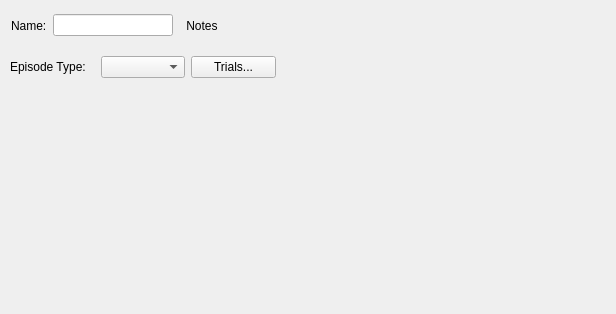
Before: the Qt Designer form src/scipyen/gui/widgets/recordingepisodewidget.ui in ctigaret/scipyen, drawn with Qt 5.
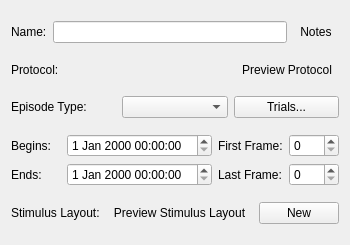
After: the same form once the commit is applied. Icons and pictures are not drawn.

What changed in the file:
```diff
--- a/src/scipyen/gui/widgets/recordingepisodewidget.ui
+++ b/src/scipyen/gui/widgets/recordingepisodewidget.ui
@@ -6,22 +6,15 @@
    <rect>
     <x>0</x>
     <y>0</y>
-    <width>616</width>
-    <height>314</height>
+    <width>345</width>
+    <height>245</height>
    </rect>
   </property>
   <property name="windowTitle">
    <string>Form</string>
   </property>
-  <widget class="QWidget" name="">
-   <property name="geometry">
-    <rect>
-     <x>11</x>
-     <y>10</y>
-     <width>214</width>
-     <height>31</height>
-    </rect>
-   </property>
+  <layout class="QVBoxLayout" name="verticalLayout">
+   <item>
    <layout class="QHBoxLayout" name="horizontalLayout">
     <item>
      <widget class="QLabel" name="label">
@@ -59,16 +52,54 @@
      </widget>
     </item>
    </layout>
-  </widget>
-  <widget class="QWidget" name="">
-   <property name="geometry">
-    <rect>
-     <x>10</x>
-     <y>50</y>
-     <width>266</width>
-     <height>34</height>
-    </rect>
-   </property>
+   </item>
+   <item>
+    <layout class="QHBoxLayout" name="horizontalLayout_3">
+     <item>
+      <widget class="QLabel" name="label_3">
+       <property name="text">
+        <string>Protocol:</string>
+       </property>
+      </widget>
+     </item>
+     <item>
+      <widget class="QLabel" name="protocolNameLabel">
+       <property name="sizePolicy">
+        <sizepolicy hsizetype="MinimumExpanding" vsizetype="Preferred">
+         <horstretch>0</horstretch>
+         <verstretch>0</verstretch>
+        </sizepolicy>
+       </property>
+       <property name="text">
+        <string/>
+       </property>
+      </widget>
+     </item>
+     <item>
+      <widget class="QToolButton" name="previewProtocolToolButton">
+       <property name="toolTip">
+        <string>View protocol</string>
+       </property>
+       <property name="statusTip">
+        <string>View protocol</string>
+       </property>
+       <property name="whatsThis">
+        <string>View protocol</string>
+       </property>
+       <property name="text">
+        <string>Preview Protocol</string>
+       </property>
+       <property name="icon">
+        <iconset theme="preview"/>
+       </property>
+       <property name="autoRaise">
+        <bool>true</bool>
+       </property>
+      </widget>
+     </item>
+    </layout>
+   </item>
+   <item>
    <layout class="QHBoxLayout" name="horizontalLayout_2">
     <item>
      <widget class="QLabel" name="label_2">
@@ -91,7 +122,117 @@
      </widget>
     </item>
    </layout>
-  </widget>
+   </item>
+   <item>
+    <layout class="QGridLayout" name="gridLayout">
+     <item row="0" column="0">
+      <widget class="QLabel" name="label_4">
+       <property name="text">
+        <string>Begins:</string>
+       </property>
+       <property name="buddy">
+        <cstring>episodeBeginDateTimeEdit</cstring>
+       </property>
+      </widget>
+     </item>
+     <item row="0" column="1">
+      <widget class="QDateTimeEdit" name="episodeBeginDateTimeEdit"/>
+     </item>
+     <item row="0" column="2">
+      <widget class="QLabel" name="label_6">
+       <property name="text">
+        <string>First Frame:</string>
+       </property>
+       <property name="buddy">
+        <cstring>firstFrameSpinBox</cstring>
+       </property>
+      </widget>
+     </item>
+     <item row="0" column="3">
+      <widget class="QSpinBox" name="firstFrameSpinBox"/>
+     </item>
+     <item row="1" column="0">
+      <widget class="QLabel" name="label_5">
+       <property name="text">
+        <string>Ends:</string>
+       </property>
+       <property name="buddy">
+        <cstring>episodeEndsDateTimeEdit</cstring>
+       </property>
+      </widget>
+     </item>
+     <item row="1" column="1">
+      <widget class="QDateTimeEdit" name="episodeEndsDateTimeEdit"/>
+     </item>
+     <item row="1" column="2">
+      <widget class="QLabel" name="label_7">
+       <property name="text">
+        <string>Last Frame:</string>
+       </property>
+       <property name="buddy">
+        <cstring>lastFrameSpinBox</cstring>
+       </property>
+      </widget>
+     </item>
+     <item row="1" column="3">
+      <widget class="QSpinBox" name="lastFrameSpinBox"/>
+     </item>
+    </layout>
+   </item>
+   <item>
+    <layout class="QHBoxLayout" name="horizontalLayout_4">
+     <item>
+      <widget class="QLabel" name="label_8">
+       <property name="text">
+        <string>Stimulus Layout:</string>
+       </property>
+      </widget>
+     </item>
+     <item>
+      <widget class="QToolButton" name="previewStimulusLayoutToolButton">
+       <property name="toolTip">
+        <string>View stimulus layout</string>
+       </property>
+       <property name="statusTip">
+        <string>View stimulus layout</string>
+       </property>
+       <property name="whatsThis">
+        <string>View stimulus layout</string>
+       </property>
+       <property name="text">
+        <string>Preview Stimulus Layout</string>
+       </property>
+       <property name="icon">
+        <iconset theme="preview"/>
+       </property>
+       <property name="autoRaise">
+        <bool>true</bool>
+       </property>
+      </widget>
+     </item>
+     <item>
+      <spacer name="horizontalSpacer">
+       <property name="orientation">
+        <enum>Qt::Orientation::Horizontal</enum>
+       </property>
+       <property name="sizeHint" stdset="0">
+        <size>
+         <width>40</width>
+         <height>20</height>
+        </size>
+       </property>
+      </spacer>
+     </item>
+     <item>
+      <widget class="QPushButton" name="createEpisodePushButton">
+       <property name="text">
+        <string>New</string>
+       </property>
+      </widget>
+     </item>
+    </layout>
+   </item>
+  </layout>
  </widget>
  <resources/>
  <connections/>
```
Lines whose indentation alone changed are shown as unchanged.
